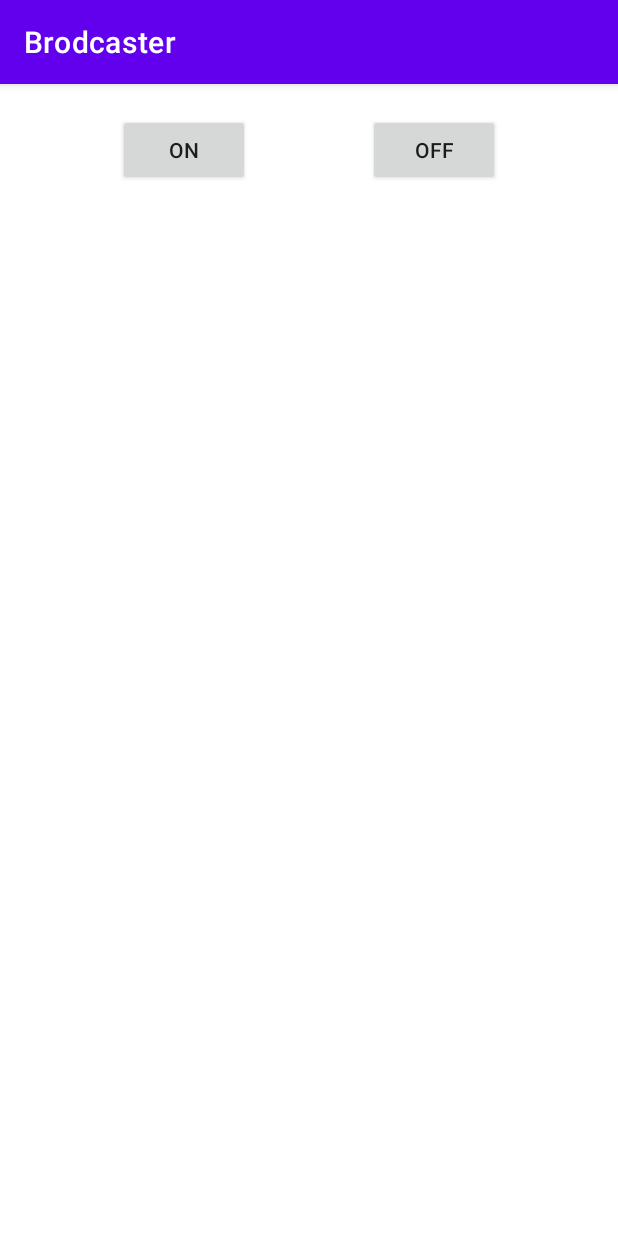
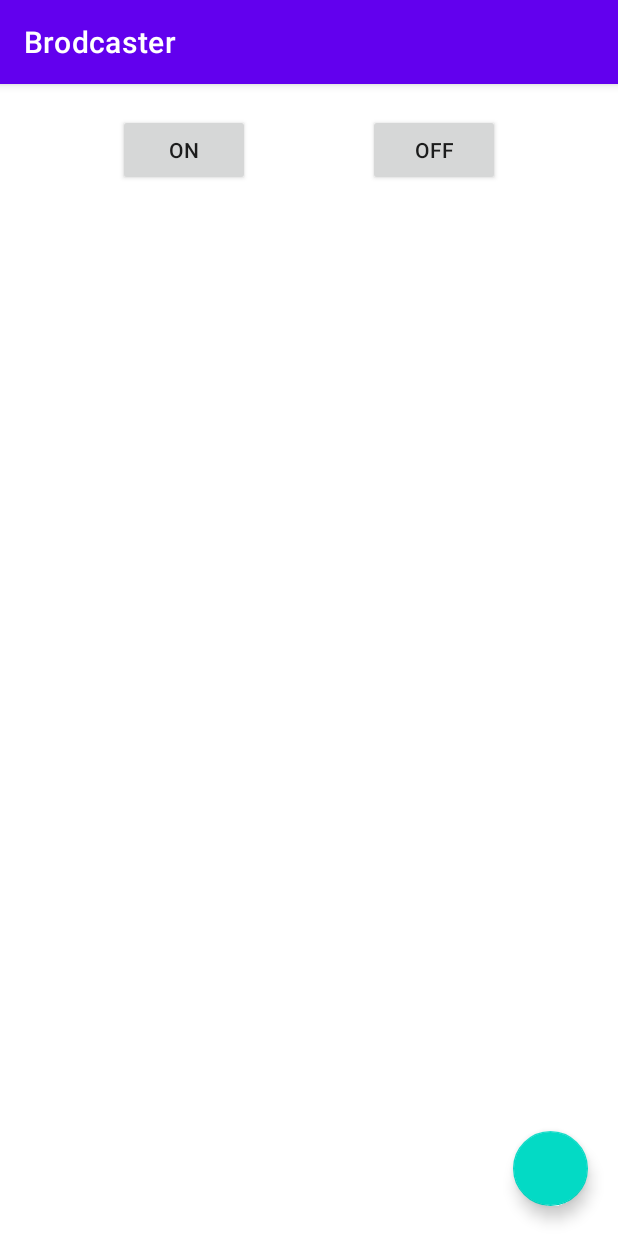
Before and after one commit to ANKURJANA-1/android-brodcaster, an Android app: the screen it shows after launch (MainActivity), on a phone screen of 412 x 824 dp. Run offline under Robolectric (Android 15) with nearby library versions, the phone set to English and light mode, and no system bars; libraries missing offline, so code that uses them is left out: com.permissionx.guolindev; 1 statement that could not run was skipped.

```diff
--- a/app/build.gradle
+++ b/app/build.gradle
@@ -40,6 +40,7 @@ dependencies {
     implementation 'androidx.constraintlayout:constraintlayout:2.1.4'
     implementation 'androidx.core:core-ktx:+'
     implementation 'androidx.core:core-ktx:+'
+    implementation 'androidx.core:core-ktx:+'
     testImplementation 'junit:junit:4.13.2'
     androidTestImplementation 'androidx.test.ext:junit:1.1.5'
     androidTestImplementation 'androidx.test.espresso:espresso-core:3.5.1'
--- a/app/src/main/AndroidManifest.xml
+++ b/app/src/main/AndroidManifest.xml
@@ -6,6 +6,8 @@
     <uses-permission android:name="android.permission.BLUETOOTH_ADMIN" />
 
     <uses-permission android:name="android.permission.BLUETOOTH_CONNECT" />
+
+    <uses-permission android:name="android.permission.BLUETOOTH_SCAN" />
 
     <application
         android:allowBackup="true"
--- a/app/src/main/java/com/yantrikbits/brodcaster/constants/Constant.kt
+++ b/app/src/main/java/com/yantrikbits/brodcaster/constants/Constant.kt
@@ -2,4 +2,5 @@ package com.yantrikbits.brodcaster.constants
 
 object Constant {
     const val REQUEST_CODE_FOR_BLUETOOTH_ENABLE = 1
+    const val REQUEST_CODE_FOR_FIND_BLUETOOTH_ENABLE_DEVICES = 2
 }
--- a/app/src/main/java/com/yantrikbits/brodcaster/ui/MainActivity.kt
+++ b/app/src/main/java/com/yantrikbits/brodcaster/ui/MainActivity.kt
@@ -3,9 +3,11 @@ package com.yantrikbits.brodcaster.ui
 import android.Manifest
 import android.annotation.SuppressLint
 import android.bluetooth.BluetoothAdapter
+import android.bluetooth.BluetoothDevice
 import android.bluetooth.BluetoothManager
 import android.content.Context
 import android.content.Intent
+import android.content.IntentFilter
 import android.os.Build
 import android.os.Bundle
 import android.widget.Toast
@@ -16,6 +18,7 @@ import androidx.recyclerview.widget.LinearLayoutManager
 import androidx.recyclerview.widget.RecyclerView
 import com.permissionx.guolindev.PermissionX
 import com.yantrikbits.brodcaster.R
+import com.yantrikbits.brodcaster.Utils.ReceiverBroadcaster
 import com.yantrikbits.brodcaster.adapters.BluetoothDeviceAdapter
 import com.yantrikbits.brodcaster.constants.BluetoothStatus
 import com.yantrikbits.brodcaster.constants.Constant
@@ -29,8 +32,9 @@ class MainActivity : AppCompatActivity() {
     private lateinit var boundDevices: RecyclerView
     private var bluetoothAdapter: BluetoothAdapter? = null
     private lateinit var bluetoothEnableIntent: Intent
+    private lateinit var bluetoothDiscoveryIntentFilter: IntentFilter
     private val listOfDevice: ArrayList<BTDevice> = ArrayList()
-
+    private lateinit var receiverBroadcaster: ReceiverBroadcaster
 
     @RequiresApi(Build.VERSION_CODES.S)
     override fun onCreate(savedInstanceState: Bundle?) {
@@ -39,14 +43,16 @@ class MainActivity : AppCompatActivity() {
         bluetoothOnButton = findViewById(R.id.bluetoothOnButton)
         bluetoothOffButton = findViewById(R.id.bluetoothOffButton)
         boundDevices = findViewById(R.id.bound_devices)
+        receiverBroadcaster = ReceiverBroadcaster(listOfDevice)
         val bluetoothManager = this.getSystemService(Context.BLUETOOTH_SERVICE) as BluetoothManager
         bluetoothAdapter = bluetoothManager.adapter
         bluetoothEnableIntent = Intent(BluetoothAdapter.ACTION_REQUEST_ENABLE)
         permission()
         onBluetooth()
         bluetoothOff()
-        getBoundedDevice()
+        //getBoundedDevice()
         addDataToBluetoothDevicesAdapter()
+        registerReceiver()
     }
 
     @Deprecated("Deprecated in Java")
@@ -89,6 +95,7 @@ class MainActivity : AppCompatActivity() {
             }
             bluetoothStatus = BluetoothStatus.ON
         }
+        bluetoothAdapter!!.startDiscovery()
     }
 
     @SuppressLint("MissingPermission")
@@ -112,7 +119,8 @@ class MainActivity : AppCompatActivity() {
             .permissions(
                 Manifest.permission.BLUETOOTH,
                 Manifest.permission.BLUETOOTH_CONNECT,
-                Manifest.permission.BLUETOOTH_ADMIN
+                Manifest.permission.BLUETOOTH_ADMIN,
+                Manifest.permission.BLUETOOTH_SCAN
             )
             .onExplainRequestReason { scope, deniedList ->
                 scope.showRequestReasonDialog(
@@ -158,4 +166,18 @@ class MainActivity : AppCompatActivity() {
         boundDevices.hasFixedSize()
     }
 
+    @SuppressLint("MissingPermission")
+    private fun registerReceiver() {
+        bluetoothAdapter!!.startDiscovery()
+        bluetoothDiscoveryIntentFilter = IntentFilter(BluetoothDevice.ACTION_FOUND)
+        registerReceiver(
+            receiverBroadcaster,
+            bluetoothDiscoveryIntentFilter
+        )
+    }
+
+    override fun onDestroy() {
+        super.onDestroy()
+        unregisterReceiver(receiverBroadcaster)
+    }
 }
--- a/app/src/main/res/layout/activity_main.xml
+++ b/app/src/main/res/layout/activity_main.xml
@@ -40,4 +40,14 @@
         app:layout_constraintLeft_toLeftOf="parent"
         app:layout_constraintRight_toRightOf="parent"
         app:layout_constraintTop_toBottomOf="@id/devider" />
+
+    <com.google.android.material.floatingactionbutton.FloatingActionButton
+        android:id="@+id/findAllEnableDevice"
+        android:layout_width="50dp"
+        android:layout_height="50dp"
+        android:layout_marginEnd="20dp"
+        android:layout_marginBottom="20dp"
+        android:contentDescription="find bluetooth device"
+        app:layout_constraintBottom_toBottomOf="parent"
+        app:layout_constraintRight_toRightOf="parent" />
 </androidx.constraintlayout.widget.ConstraintLayout>
```
Also changed, not shown: app/src/main/java/com/yantrikbits/brodcaster/Utils/ReceiverBroadcaster.kt (added, +29 -0 lines).
